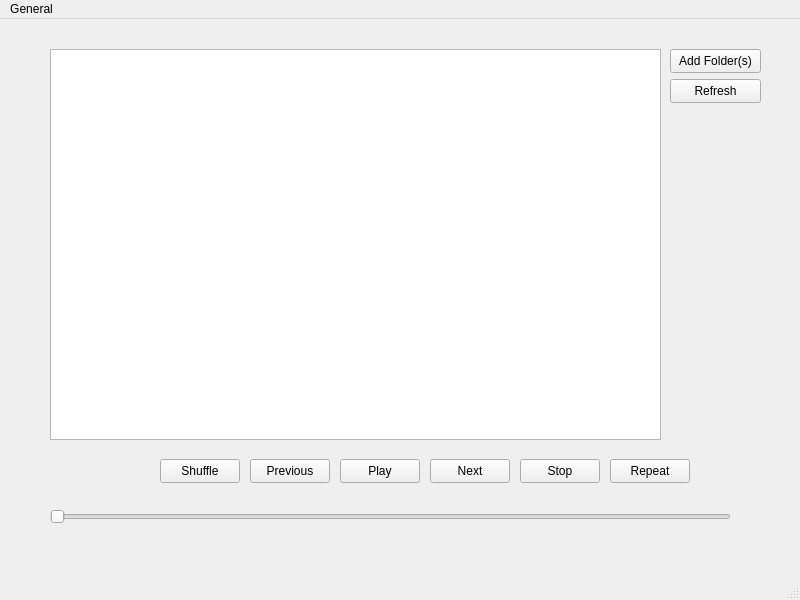
Old version of the form mainwindow.ui in the repository lukpro681/PT-Music-center.
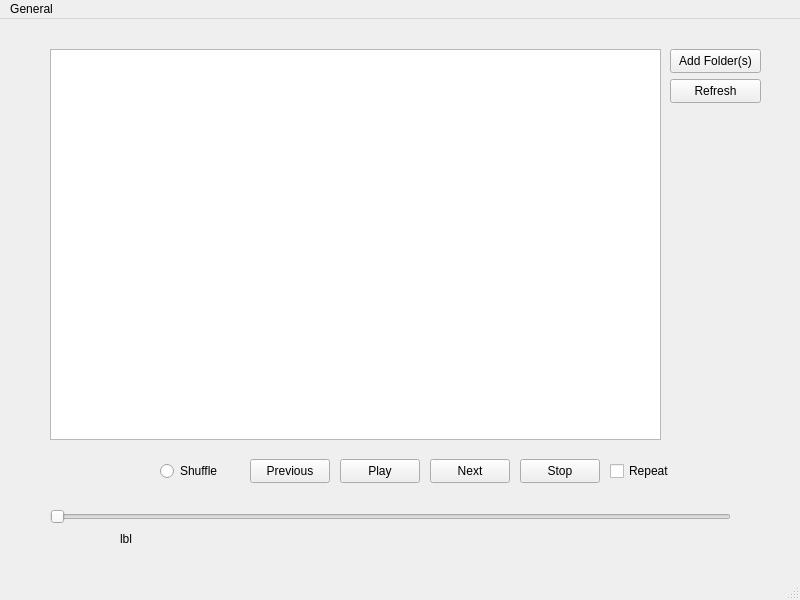
New version of the form. Icons and pictures are not drawn.

What changed in the file:
```diff
--- a/mainwindow.ui
+++ b/mainwindow.ui
@@ -119,7 +119,7 @@
      <string>Next</string>
     </property>
    </widget>
-   <widget class="QPushButton" name="ShuffleButton">
+   <widget class="QRadioButton" name="ShuffleButton">
     <property name="geometry">
      <rect>
       <x>160</x>
@@ -132,7 +132,7 @@
      <string>Shuffle</string>
     </property>
    </widget>
-   <widget class="QPushButton" name="RepeatButton">
+   <widget class="QCheckBox" name="RepeatButton">
     <property name="geometry">
      <rect>
       <x>610</x>
@@ -145,6 +145,19 @@
      <string>Repeat</string>
     </property>
    </widget>
+   <widget class="QLabel" name="titleLabel">
+    <property name="geometry">
+     <rect>
+      <x>120</x>
+      <y>510</y>
+      <width>501</width>
+      <height>20</height>
+     </rect>
+    </property>
+    <property name="text">
+     <string>lbl</string>
+    </property>
+   </widget>
   </widget>
   <widget class="QMenuBar" name="menubar">
    <property name="geometry">
```
